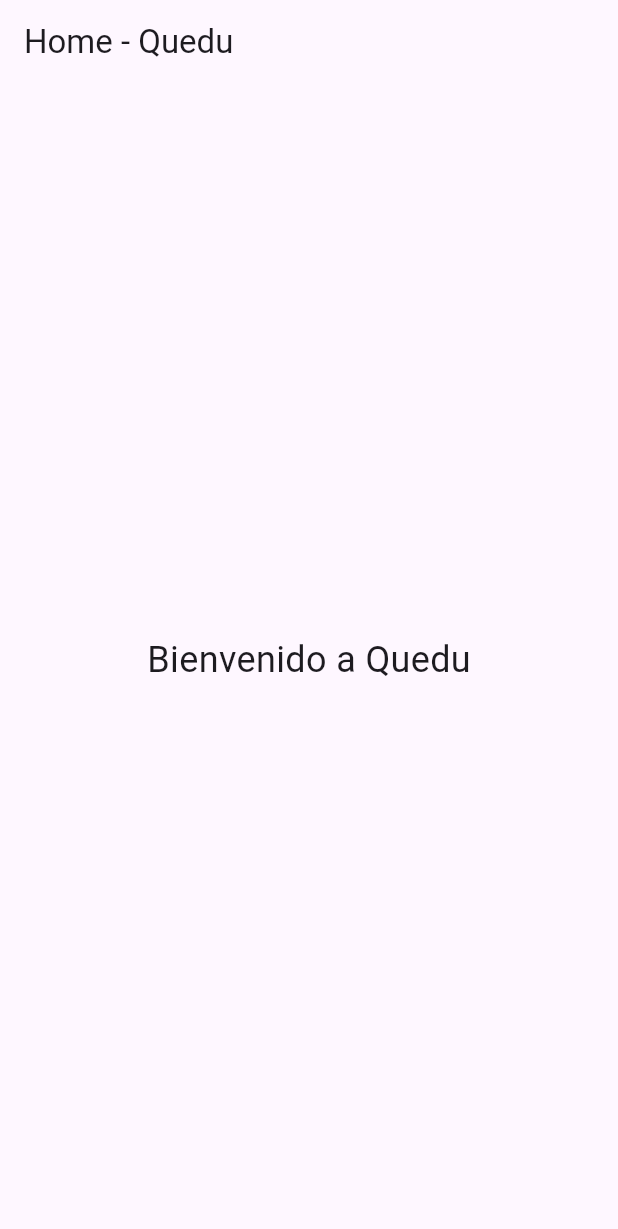
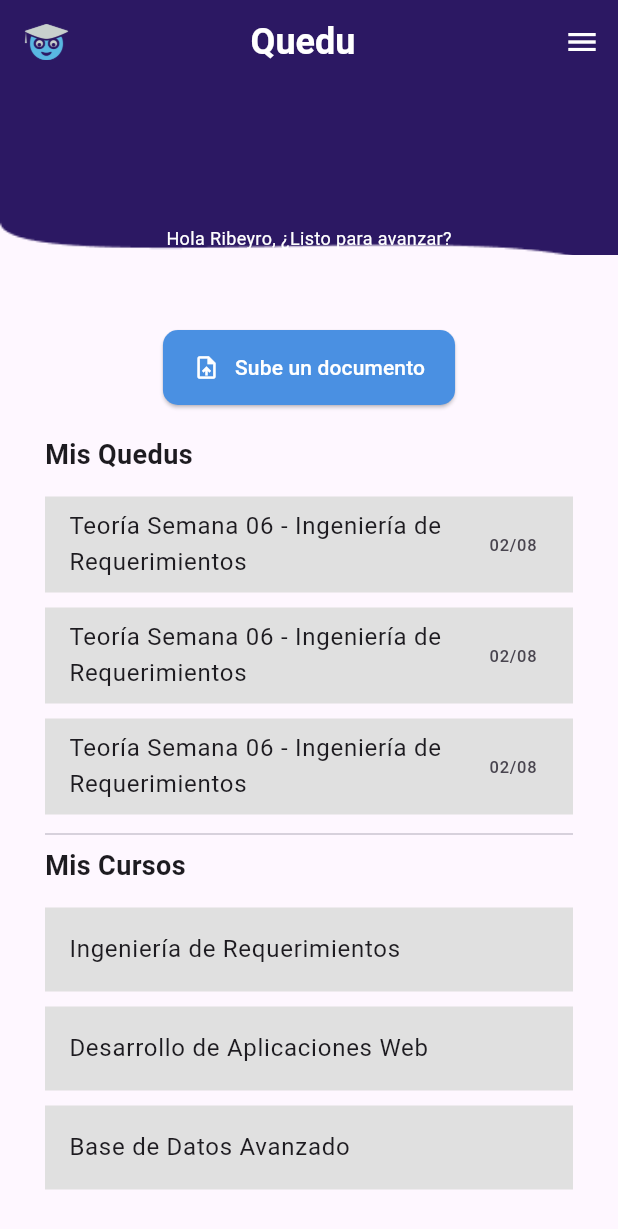
Before and after one commit to Ribeyro/quedu, a Flutter app: the screen it shows after launch, on a phone screen of 412 x 824 dp. Shown: the top 1229 px of the screen. Run offline on Flutter 3.47's test engine with Material 3 defaults, Android fonts, the phone set to English and light mode, and no system bars.

Commit message:
Se implemento el home con los widgets independientes

```diff
--- a/lib/app/app.dart
+++ b/lib/app/app.dart
@@ -12,7 +12,7 @@ class MyApp extends StatelessWidget {
       ),
       home: SplashScreen(), // Pantalla de splash como pantalla inicial
       routes: {
-        '/home': (context) => const HomeScreen(), // Ruta para la pantalla de inicio
+        '/home': (context) => HomeScreen(), // Ruta para la pantalla de inicio
       },
     );
   }
--- a/lib/app/views/home.dart
+++ b/lib/app/views/home.dart
@@ -1,19 +1,26 @@
 import 'package:flutter/material.dart';
+import '../views/widgets/course_list.dart';
+import '../views/widgets/custom_app_bar.dart';
+import '../views/widgets/quedu_list.dart';
+import '../views/widgets/upload_button.dart';
 
 class HomeScreen extends StatelessWidget {
-  // Constructor con el parámetro key nombrado
-  const HomeScreen({Key? key}) : super(key: key);
-
   @override
   Widget build(BuildContext context) {
     return Scaffold(
-      appBar: AppBar(
-        title: Text('Home - Quedu'),
-      ),
-      body: Center(
-        child: Text(
-          'Bienvenido a Quedu',
-          style: TextStyle(fontSize: 24),
+      appBar: CustomAppBar(),
+      body: SingleChildScrollView(
+        padding: EdgeInsets.all(30),
+        child: Column(
+          crossAxisAlignment: CrossAxisAlignment.start,
+          children: [
+            SizedBox(height: 20),
+            UploadButton(),
+            SizedBox(height: 20),
+            QueduList(),
+            Divider(),
+            CourseList(),
+          ],
         ),
       ),
     );
--- a/lib/app/views/splash.dart
+++ b/lib/app/views/splash.dart
@@ -5,7 +5,7 @@ class SplashScreen extends StatelessWidget {
   @override
   Widget build(BuildContext context) {
     // Navegar a la pantalla de inicio después de 3 segundos
-    Timer(Duration(seconds: 3), () {
+    Timer(Duration(seconds: 2), () {
       Navigator.of(context).pushReplacementNamed('/home');
     });
 
@@ -13,7 +13,7 @@ class SplashScreen extends StatelessWidget {
       body: Container(
         decoration: BoxDecoration(
           image: DecorationImage(
-            image: AssetImage('assets/background_icons.png'), // Asegúrate de tener esta imagen en assets
+            image: AssetImage('assets/images/background_icons.png'), // Asegúrate de tener esta imagen en assets
             fit: BoxFit.cover, // Asegura que la imagen cubra toda la pantalla
           ),
         ),
@@ -22,7 +22,7 @@ class SplashScreen extends StatelessWidget {
             mainAxisAlignment: MainAxisAlignment.center,
             children: [
               Image.asset(
-                'assets/quedu_logo.png', // Asegúrate de tener esta imagen en assets
+                'assets/images/quedu_logo.png', // Asegúrate de tener esta imagen en assets
                 height: 150,
               ),
               SizedBox(height: 20),
--- /dev/null
+++ b/lib/app/views/widgets/course_list.dart
@@ -0,0 +1,30 @@
+import 'package:flutter/material.dart';
+
+class CourseList extends StatelessWidget {
+  final List<String> courses = [
+    "Ingeniería de Requerimientos",
+    "Desarrollo de Aplicaciones Web",
+    "Base de Datos Avanzado",
+  ];
+
+  @override
+  Widget build(BuildContext context) {
+    return Column(
+      crossAxisAlignment: CrossAxisAlignment.start,
+      children: [
+        Text("Mis Cursos", style: TextStyle(fontSize: 18, fontWeight: FontWeight.bold)),
+        SizedBox(height: 10),
+        ...courses.map((course) => Padding(
+          padding: EdgeInsets.symmetric(vertical: 5),
+          child: ClipRRect(
+            borderRadius: BorderRadius.circular(15), // Borde redondeado
+            child: ListTile(
+              title: Text(course),
+              tileColor: Colors.grey[300],
+            ),
+          ),
+        )),
+      ],
+    );
+  }
+}
--- /dev/null
+++ b/lib/app/views/widgets/custom_app_bar.dart
@@ -0,0 +1,68 @@
+import 'package:flutter/material.dart';
+
+class CustomAppBar extends StatelessWidget implements PreferredSizeWidget {
+  final double height;
+
+  CustomAppBar({this.height = 170}); // Permite ajustar la altura mediante un parámetro
+
+  @override
+  Widget build(BuildContext context) {
+    return Stack(
+      children: [
+        // Imagen de fondo del AppBar
+        Positioned.fill(
+          child: Image.asset(
+            'assets/images/appbar.png',
+            fit: BoxFit.cover, // Asegura que la imagen cubra todo el AppBar
+          ),
+        ),
+        // AppBar transparente encima de la imagen de fondo
+        AppBar(
+          backgroundColor: Colors.transparent,
+          elevation: 0,
+          title: Row(
+            children: [
+              // Ícono de Quedu alineado a la izquierda
+              Image.asset('assets/images/quedu_icon.png', width: 30),
+              SizedBox(width: 10),
+              // Texto de título 'Quedu' centrado
+              Expanded(
+                child: Center(
+                  child: Text(
+                    'Quedu',
+                    style: TextStyle(fontSize: 24, fontWeight: FontWeight.bold, color: Colors.white),
+                  ),
+                ),
+              ),
+            ],
+          ),
+          actions: [
+            // Botón del menú
+            IconButton(
+              icon: Icon(Icons.menu, color: Colors.white), // Asegúrate de que el ícono sea visible sobre la imagen
+              onPressed: () {
+                // Acción del menú
+              },
+            ),
+          ],
+        ),
+        // Texto adicional debajo del AppBar
+        Positioned(
+          top: 150, // Ajusta esta posición para mover el texto más arriba
+          left: 0,
+          right: 0,
+          child: Center(
+            child: Text(
+              "Hola Ribeyro, ¿Listo para avanzar?",
+              style: TextStyle(fontSize: 12, color: Colors.white),
+            ),
+          ),
+        ),
+      ],
+    );
+  }
+
+  // Define el tamaño preferido del AppBar
+  @override
+  Size get preferredSize => Size.fromHeight(height); // Ajusta la altura según tu diseño
+}
--- /dev/null
+++ b/lib/app/views/widgets/quedu_list.dart
@@ -0,0 +1,28 @@
+import 'package:flutter/material.dart';
+
+class QueduList extends StatelessWidget {
+  final List<String> quedus = [
+    "Teoría Semana 06 - Ingeniería de Requerimientos",
+    "Teoría Semana 06 - Ingeniería de Requerimientos",
+    "Teoría Semana 06 - Ingeniería de Requerimientos"
+  ];
+
+  @override
+  Widget build(BuildContext context) {
+    return Column(
+      crossAxisAlignment: CrossAxisAlignment.start,
+      children: [
+        Text("Mis Quedus", style: TextStyle(fontSize: 18, fontWeight: FontWeight.bold)),
+        SizedBox(height: 10),
+        ...quedus.map((quedu) => Padding(
+          padding: EdgeInsets.symmetric(vertical: 5),
+          child: ListTile(
+            title: Text(quedu),
+            trailing: Text("02/08"),
+            tileColor: Colors.grey[300],
+          ),
+        )),
+      ],
+    );
+  }
+}
--- /dev/null
+++ b/lib/app/views/widgets/upload_button.dart
@@ -0,0 +1,27 @@
+import 'package:flutter/material.dart';
+
+class UploadButton extends StatelessWidget {
+  @override
+  Widget build(BuildContext context) {
+    return Center(
+      child: ElevatedButton(
+        style: ElevatedButton.styleFrom(
+          backgroundColor: Color(0xFF4A90E2), // Color del botón
+          shape: RoundedRectangleBorder(borderRadius: BorderRadius.circular(10)),
+          padding: EdgeInsets.symmetric(horizontal: 20, vertical: 15),
+        ),
+        onPressed: () {
+          // Acción de subir documento
+        },
+        child: Row(
+          mainAxisSize: MainAxisSize.min,
+          children: [
+            Icon(Icons.upload_file, color: Colors.white),
+            SizedBox(width: 10),
+            Text("Sube un documento", style: TextStyle(color: Colors.white)),
+          ],
+        ),
+      ),
+    );
+  }
+}
--- a/lib/main.dart
+++ b/lib/main.dart
@@ -1,6 +1,24 @@
 import 'package:flutter/material.dart';
-import 'package:quedu/app/app.dart'; // Asegúrate de que la ruta sea correcta
+import 'app/views/splash.dart'; // Importa la pantalla de splash
+import 'app/views/home.dart'; // Importa la pantalla de inicio
 
 void main() {
   runApp(MyApp());
 }
+
+class MyApp extends StatelessWidget {
+  @override
+  Widget build(BuildContext context) {
+    return MaterialApp(
+      title: 'Quedu App',
+      theme: ThemeData(
+        primarySwatch: Colors.blue,
+      ),
+      initialRoute: '/',
+      routes: {
+        '/': (context) => SplashScreen(),
+        '/home': (context) => HomeScreen(),
+      },
+    );
+  }
+}
--- a/pubspec.yaml
+++ b/pubspec.yaml
@@ -60,8 +60,10 @@ flutter:
 
   # To add assets to your application, add an assets section, like this:
   assets:
-    - assets/quedu_logo.png
-    - assets/background_icons.png
+    - assets/images/quedu_logo.png
+    - assets/images/quedu_icon.png
+    - assets/images/background_icons.png
+    - assets/images/appbar.png
 
   # An image asset can refer to one or more resolution-specific "variants", see
   # https://flutter.dev/to/resolution-aware-images
```
Also changed, not shown: assets/images/appbar.png (added), assets/images/background_icons.png (renamed from assets/background_icons.png), assets/images/quedu_icon.png (added), assets/images/quedu_logo.png (renamed from assets/quedu_logo.png).
